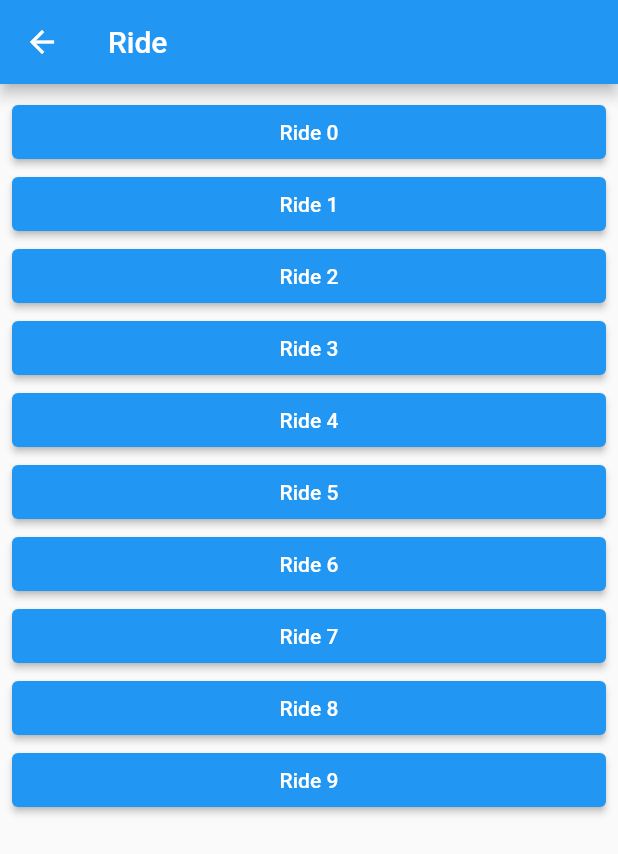
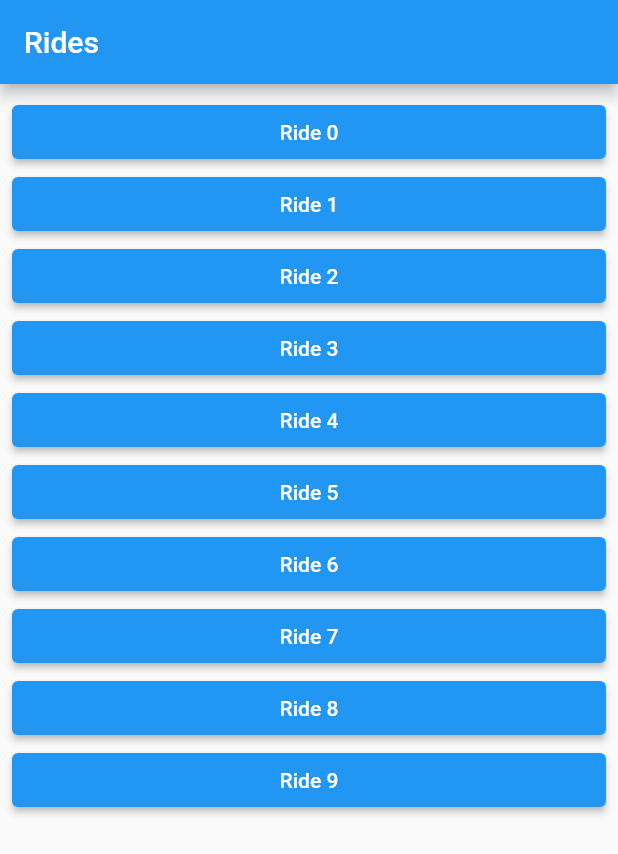
Before and after one commit to ktkk/flutter-navigation, a Flutter app: the RidesPage screen opened by its route, on a phone screen of 412 x 824 dp. Shown: the top 854 px of the screen. Run offline on Flutter 3.47's test engine with Material 2 defaults, Android fonts, the phone set to English and light mode, and no system bars; our stand-ins replace go_router.

```diff
--- /dev/null
+++ b/lib/app.dart
@@ -0,0 +1,136 @@
+import 'package:flutter/material.dart';
+import 'package:go_router/go_router.dart';
+
+import 'package:navigation_test/models/instruction.dart';
+import 'package:navigation_test/models/ride.dart';
+
+import 'package:navigation_test/services/authentication_service.dart';
+
+import 'package:navigation_test/pages/finish_instruction_page.dart';
+import 'package:navigation_test/pages/home_page.dart';
+import 'package:navigation_test/pages/instruction_page.dart';
+import 'package:navigation_test/pages/login_page.dart';
+import 'package:navigation_test/pages/ride_page.dart';
+import 'package:navigation_test/pages/rides_page.dart';
+import 'package:navigation_test/pages/start_ride_page.dart';
+
+class SitraDriversApp extends StatelessWidget {
+  SitraDriversApp({Key? key}) : super(key: key);
+
+  final _scaffoldKey = const ValueKey<String>('App scaffold');
+
+  final _auth = AuthenticationService();
+
+  String? _guard(BuildContext context, GoRouterState state) {
+    final bool signedIn = _auth.signedIn;
+    final bool signingIn = state.subloc == '/login';
+
+    if (!signedIn && !signingIn) {
+      return '/login';
+    } else if (signedIn && signingIn) {
+      return '/home';
+    }
+
+    return null;
+  }
+
+  late final _router = GoRouter(
+    debugLogDiagnostics: true,
+    redirect: _guard,
+    refreshListenable: _auth,
+    routes: [
+      GoRoute(path: '/', redirect: (_, __) => '/home'),
+      GoRoute(
+        path: '/login',
+        name: 'login',
+        builder: (_, state) => const LoginPage(),
+      ),
+      GoRoute(
+        path: '/home',
+        name: 'home',
+        builder: (_, state) => const HomePage(),
+      ),
+      GoRoute(
+        path: '/rides',
+        name: 'rides',
+        builder: (_, state) => const RidesPage(),
+        routes: [
+          GoRoute(
+            path: 'ride/:rideId',
+            name: 'ride',
+            builder: (_, state) => RidePage(
+              rideId: state.params['rideId']!,
+            ),
+            routes: [
+              GoRoute(
+                path: 'instruction/:instructionId',
+                name: 'instruction',
+                builder: (_, state) => InstructionPage(
+                  rideId: state.params['rideId']!,
+                  instructionId: state.params['instructionId']!,
+                ),
+                routes: [
+                  GoRoute(
+                    path: 'finishInstruction',
+                    name: 'finishInstruction',
+                    builder: (_, state) => FinishInstructionPage(
+                      instructionId: state.params['instructionId']!,
+                    ),
+                  ),
+                ],
+              ),
+              GoRoute(
+                path: 'startRide',
+                name: 'startRide',
+                builder: (_, state) => StartRidePage(
+                  rideId: state.params['rideId']!,
+                ),
+              ),
+            ],
+          ),
+        ],
+      ),
+      GoRoute(
+        path: '/messaging',
+        name: 'messaging',
+        builder: (_, __) => Container(),
+      ),
+      GoRoute(
+        path: '/damageCheck',
+        name: 'damageCheck',
+        builder: (_, __) => Container(),
+      ),
+      GoRoute(
+        path: '/documents',
+        name: 'documents',
+        builder: (_, __) => Container(),
+      ),
+      GoRoute(
+        path: '/manualsMovies',
+        name: 'manualsMovies',
+        builder: (_, __) => Container(),
+      ),
+      // GoRoute(
+      //   path: '/ride/:rideId',
+      //   redirect: (_, state) => '/rides/${state.params['rideId']!}',
+      //   routes: [
+      //     GoRoute(
+      //       path: ':instructionId',
+      //       redirect: (_, state) =>
+      //           '/rides/${state.params['rideId']!}/${state.params['instructionId']!}',
+      //     ),
+      //   ],
+      // ),
+    ],
+  );
+
+  @override
+  Widget build(BuildContext context) {
+    return AuthenticationServiceScope(
+      notifier: _auth,
+      child: MaterialApp.router(
+        routerConfig: _router,
+      ),
+    );
+  }
+}
--- a/lib/pages/finish_instruction_page.dart
+++ b/lib/pages/finish_instruction_page.dart
@@ -5,7 +5,7 @@ class FinishInstructionPage extends StatelessWidget {
   FinishInstructionPage({
     Key? key,
     // required this.instruction,
-    required this.rideId,
+    // required this.rideId,
     required String instructionId,
   }) : super(key: key) {
     instruction = Instruction(
@@ -13,7 +13,7 @@ class FinishInstructionPage extends StatelessWidget {
     );
   }
 
-  final String rideId;
+  // final String rideId;
   late final Instruction instruction;
 
   @override
--- a/lib/pages/home_page.dart
+++ b/lib/pages/home_page.dart
@@ -25,7 +25,7 @@ class HomePage extends StatelessWidget {
             ),
             ElevatedButton(
               onPressed: () {
-                context.go('/home/rides');
+                context.pushNamed('rides');
               },
               child: const Text('Rides'),
             )
--- a/lib/pages/login_page.dart
+++ b/lib/pages/login_page.dart
@@ -26,7 +26,7 @@ class _LoginPageState extends State<LoginPage> with TickerProviderStateMixin {
             else
               ElevatedButton(
                   onPressed: () {
-                    AuthenticationServiceScope.of(context).signIn('test-user');
+                    AuthenticationServiceScope.of(context).signIn();
                     setState(() {
                       isLoggingIn = true;
                     });
--- a/lib/pages/rides_page.dart
+++ b/lib/pages/rides_page.dart
@@ -23,7 +23,7 @@ class RidesPage extends StatelessWidget {
 
     return Scaffold(
       appBar: AppBar(
-        title: const Text('Ride'),
+        title: const Text('Rides'),
       ),
       body: Center(
         child: Padding(
@@ -31,11 +31,16 @@ class RidesPage extends StatelessWidget {
           child: ListView.builder(
             itemCount: rides.length,
             itemBuilder: (_, index) => ElevatedButton(
-                onPressed: () {
-                  context.go('/home/rides/ride?rideId=${rides[index].id}'/*, extra: rides[index]*/);
-                },
-                child: Text('Ride $index'),
-              ),
+              onPressed: () {
+                context.pushNamed(
+                  'ride',
+                  params: {
+                    'rideId': rides[index].id,
+                  }, /*, extra: rides[index]*/
+                );
+              },
+              child: Text('Ride $index'),
+            ),
           ),
         ),
       ),
--- a/lib/router.dart
+++ /dev/null
@@ -1,123 +0,0 @@
-import 'package:flutter/material.dart';
-import 'package:go_router/go_router.dart';
-
-import 'package:navigation_test/models/instruction.dart';
-import 'package:navigation_test/models/ride.dart';
-
-import 'package:navigation_test/services/authentication_service.dart';
-
-import 'package:navigation_test/pages/finish_instruction_page.dart';
-import 'package:navigation_test/pages/home_page.dart';
-import 'package:navigation_test/pages/instruction_page.dart';
-import 'package:navigation_test/pages/login_page.dart';
-import 'package:navigation_test/pages/ride_page.dart';
-import 'package:navigation_test/pages/rides_page.dart';
-import 'package:navigation_test/pages/start_ride_page.dart';
-
-/*
-* Navigation layout:
-*
-* /
-* /login
-* /home
-*   rides
-*     ride
-*       startRide
-*       instruction
-*
-*/
-
-final router = GoRouter(
-  debugLogDiagnostics: true,
-  redirect: (context, state) async {
-    final bool isLoggedIn =
-        await AuthenticationServiceScope.of(context).isSignedIn();
-    final bool isLoggingIn = state.subloc == '/login';
-
-    // debugPrint('Is logged in: $isLoggedIn. Is logging in: $isLoggingIn');
-
-    // If the user is not logged in, the 'Login' page should be displayed.
-    if (!isLoggedIn) {
-      return '/login';
-    }
-
-    // If the user is on the 'Login' page but we passed the login check,
-    // the user should be directed to the "Home" screen.
-    if (isLoggingIn) {
-      return '/home';
-    }
-
-    // In all other cases, we should stay on the 'Loading' page.
-    return null;
-  },
-  routes: [
-    /// This should never be visible, as 'redirect' should navigate to 'Login' instead.
-    /// Is it still necessary then?
-    GoRoute(
-      path: '/',
-      builder: (_, state) => Container(
-        color: Colors.red,
-      ),
-    ),
-    GoRoute(
-      path: '/login',
-      builder: (_, state) => const LoginPage(),
-    ),
-    /// The Home page. In the future this will have more submodules besides 'Rides'.
-    GoRoute(
-      path: '/home',
-      builder: (_, state) => const HomePage(),
-      routes: [
-        GoRoute(
-          path: 'rides',
-          builder: (_, state) => const RidesPage(),
-          routes: [
-            /// Ride page. Passing the [rideId] here makes sense.
-            /// Apparently you can pass models directly, but this proved cumbersome
-            /// for navigating back. Also not sure about performance (felt slower).
-            GoRoute(
-              path: 'ride',
-              builder: (_, state) => RidePage(
-                // ride: state.extra! as Ride,
-                rideId: state.queryParams['rideId']!,
-              ),
-              /// Start ride page. Passing [rideId] still makes sense here.
-              routes: [
-                GoRoute(
-                  path: 'startRide',
-                  builder: (_, state) => StartRidePage(
-                    // ride: state.extra! as Ride,
-                    rideId: state.queryParams['rideId']!,
-                  ),
-                ),
-                /// Instruction page. Passing [instructionId] here makes sense.
-                /// However, I am unsure why I need to pass [rideId] here.
-                /// If I don't pass it, I get trouble navigation back to the 'Ride' page
-                GoRoute(
-                  path: 'instruction',
-                  builder: (_, state) => InstructionPage(
-                    // instruction: state.extra! as Instruction,
-                    rideId: state.queryParams['rideId']!,
-                    instructionId: state.queryParams['instructionId']!,
-                  ),
-                  routes: [
-                    /// Finish instruction page. Again, passing [instructionId] makes sense,
-                    /// but having to pass [rideId] at this point just gets annoying.
-                    GoRoute(
-                      path: 'finishInstruction',
-                      builder: (_, state) => FinishInstructionPage(
-                        // instruction: state.extra! as Instruction,
-                        rideId: state.queryParams['rideId']!,
-                        instructionId: state.queryParams['instructionId']!,
-                      ),
-                    ),
-                  ],
-                ),
-              ],
-            ),
-          ],
-        ),
-      ],
-    ),
-  ],
-);
```
Also changed, not shown: lib/main.dart (+2 -18 lines), lib/pages/instruction_page.dart (+7 -1 lines), lib/pages/ride_page.dart (+13 -3 lines), lib/services/authentication_service.dart (+17 -53 lines), 1 other file.
